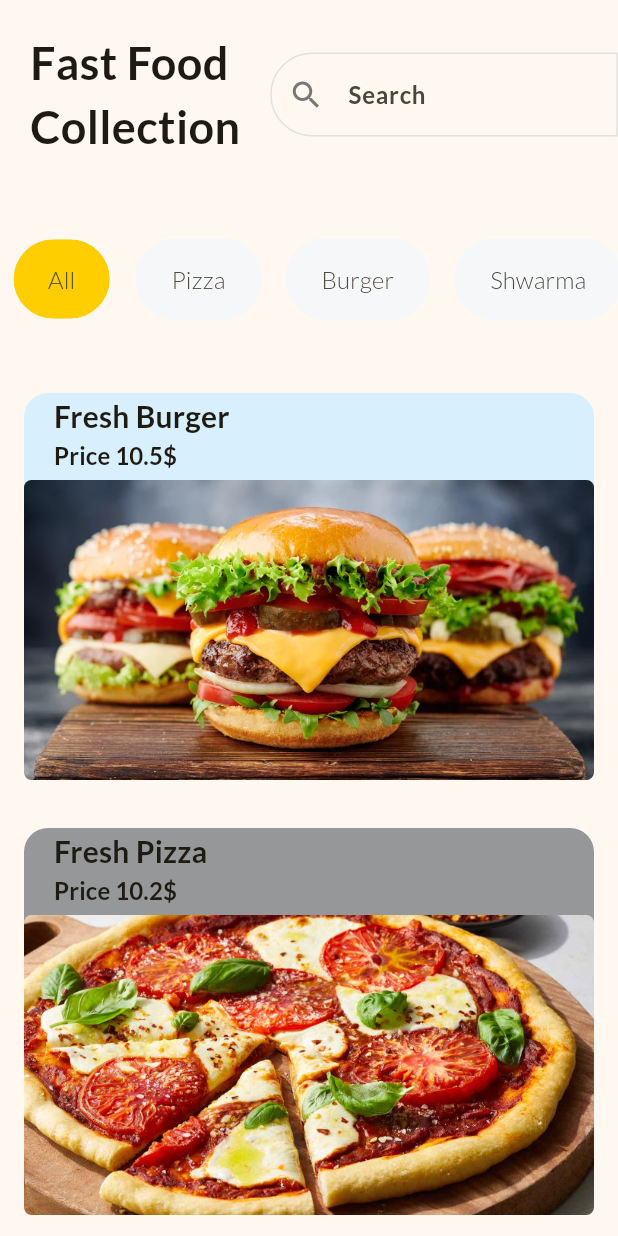
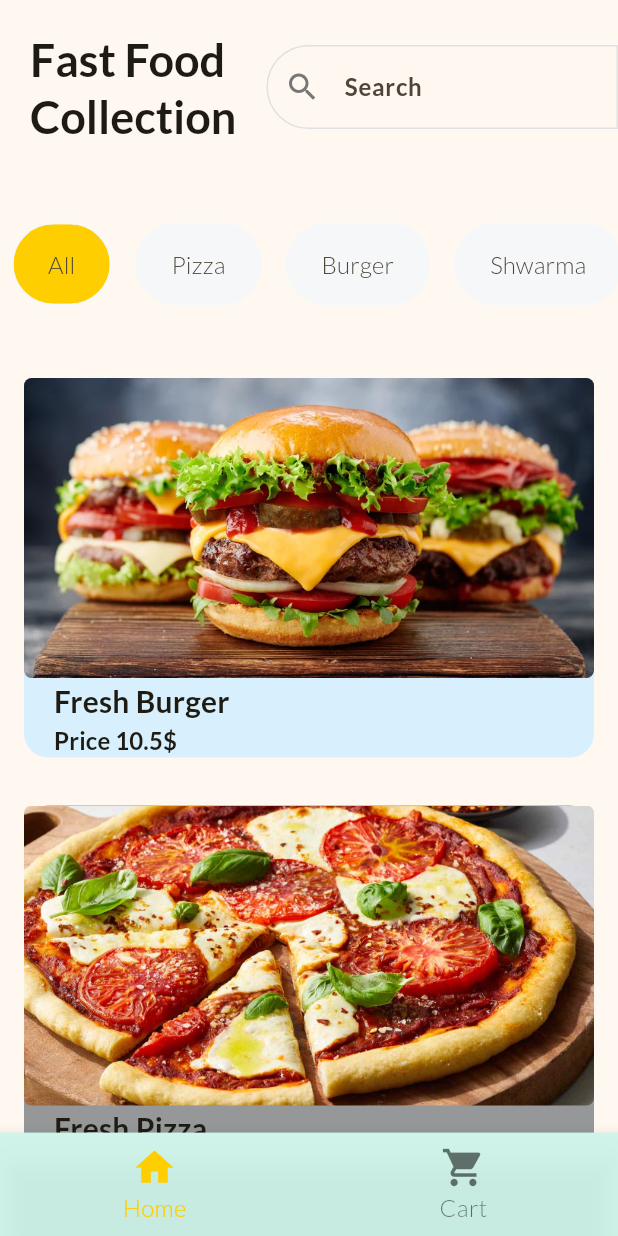
Before and after one commit to arslan-aslam-brw/simple_ecomrece_app_1, a Flutter app: the screen it shows after launch, on a phone screen of 412 x 824 dp. Run offline on Flutter 3.47's test engine with Material 3 defaults, Android fonts, the phone set to English and light mode, and no system bars.

Commit message:
lib/home_page.dart lib/items_container.dart lib/main.dart lib/product_detail.dart

```diff
--- a/lib/home_page.dart
+++ b/lib/home_page.dart
@@ -1,6 +1,7 @@
 import 'package:flutter/material.dart';
 import 'package:simple_ecomrece_app_1/items_container.dart';
 import 'package:simple_ecomrece_app_1/module_dummy_data.dart';
+import 'package:simple_ecomrece_app_1/product_detail.dart';
 
 class HomePage extends StatefulWidget {
   const HomePage({super.key});
@@ -42,18 +43,16 @@ class _HomePageState extends State<HomePage> {
       body: SafeArea(
         child: Column(
           children: [
-            const Row(
+            Row(
               children: [
                 Padding(
-                  padding: EdgeInsets.all(20.0),
-                  child: Text(
-                    "Fast Food\nCollection",
-                    style: TextStyle(fontWeight: FontWeight.bold, fontSize: 30),
-                  ),
+                  padding: const EdgeInsets.all(20.0),
+                  child: Text("Fast Food\nCollection",
+                      style: Theme.of(context).textTheme.titleLarge),
                 ),
 
                 /// expandig widget is used for to give particular widget same or more spaceor equally
-                Expanded(
+                const Expanded(
                   child: TextField(
                     decoration: InputDecoration(
                       hintText: 'Search',
@@ -90,6 +89,7 @@ class _HomePageState extends State<HomePage> {
                       onTap: () {
                         setState(() {
                           /// passing or assining selectedFilter to all array items
+                          /// like menu functionality
                           selectedFilters = filter;
                         });
                       },
@@ -97,6 +97,7 @@ class _HomePageState extends State<HomePage> {
                       /// Chip widget is mostly used for labling, custome labels,
                       /// Text decoration etc
                       child: Chip(
+                        /// changing color on selected things
                         backgroundColor: selectedFilters == filter
                             ? Theme.of(context).colorScheme.primary
                             : const Color.fromRGBO(245, 247, 249, 1),
@@ -116,19 +117,38 @@ class _HomePageState extends State<HomePage> {
               ),
             ),
 
+            /// I used Expanding, because I want to show it on remaing full screen
+            /// Because I not have plan or have any other thing aafter that so I use it
             Expanded(
               child: ListView.builder(
                 itemCount: products.length,
                 scrollDirection: Axis.vertical,
                 itemBuilder: (context, index) {
                   final product = products[index];
-                  return ProductCard(
+
+                  /// calling my created seprated widget with full created widget of container
+                  return GestureDetector(
+                    onTap: () {
+                      Navigator.of(context).push(MaterialPageRoute(
+                        builder: (context) => ProductDetailScreen(
+                          product: products[index],
+                        ),
+                      ));
+                    },
+                    child: ProductCard(
+                      /// caling constructor of my created widget
                       title: product['title'] as String,
+
+                      /// fetching data from my created dummyData class like as fetch from jsonFile
+                      /// or web API
                       price: product['price'] as double,
                       image: product['imageUrl'] as String,
+
+                      /// Changing color of every widget
                       backgroundColor: index.isEven
                           ? const Color.fromRGBO(216, 240, 253, 1)
                           : const Color.fromARGB(255, 149, 151, 152),
+                    ),
                   );
                 },
               ),
@@ -136,6 +156,29 @@ class _HomePageState extends State<HomePage> {
           ],
         ),
       ),
+
+      bottomNavigationBar: BottomNavigationBar(
+        showSelectedLabels: true,
+        showUnselectedLabels: true,
+        selectedFontSize: 16.0,
+        unselectedFontSize: 16.0,
+        iconSize: 30,
+        backgroundColor: const Color.fromARGB(214, 202, 245, 234),
+        items: [
+          BottomNavigationBarItem(
+              icon: const Icon(
+                Icons.home,
+              ),
+              label: 'Home',
+              backgroundColor: Theme.of(context).colorScheme.primary),
+          BottomNavigationBarItem(
+              icon: const Icon(
+                Icons.shopping_cart,
+              ),
+              label: 'Cart',
+              backgroundColor: Theme.of(context).colorScheme.primary),
+        ],
+      ),
     );
   }
 }
--- a/lib/items_container.dart
+++ b/lib/items_container.dart
@@ -24,6 +24,20 @@ class ProductCard extends StatelessWidget {
       child: Column(
         crossAxisAlignment: CrossAxisAlignment.start,
         children: [
+          Container(
+            height: 200,
+            decoration: BoxDecoration(
+              borderRadius: const BorderRadius.horizontal(
+                left: Radius.circular(5),
+                right: Radius.circular(5),
+              ),
+              image: DecorationImage(
+                image: AssetImage(image),
+                fit: BoxFit.cover,
+                alignment: Alignment.center,
+              ),
+            ),
+          ),
           Padding(
             padding: const EdgeInsets.symmetric(
               horizontal: 20.0,
@@ -42,23 +56,6 @@ class ProductCard extends StatelessWidget {
               style: Theme.of(context).textTheme.titleSmall,
             ),
           ),
-          const SizedBox(
-            height: 5,
-          ),
-          Container(
-            height: 200,
-            decoration: BoxDecoration(
-              borderRadius: const BorderRadius.horizontal(
-                left: Radius.circular(5),
-                right: Radius.circular(5),
-              ),
-              image: DecorationImage(
-                image: AssetImage(image),
-                fit: BoxFit.cover,
-                alignment: Alignment.center,
-              ),
-            ),
-          )
         ],
       ),
     );
--- a/lib/main.dart
+++ b/lib/main.dart
@@ -39,10 +39,11 @@ class MyApp extends StatelessWidget {
         /// textTheme
         textTheme: const TextTheme(
           titleMedium: TextStyle(fontSize: 20, fontWeight: FontWeight.bold),
-          titleSmall: TextStyle(
-            fontSize: 16,
-            fontWeight: FontWeight.bold,
-          ),
+          titleSmall: TextStyle(fontSize: 16, fontWeight: FontWeight.bold),
+          titleLarge: TextStyle(fontWeight: FontWeight.bold, fontSize: 30),
+        ),
+        appBarTheme: const AppBarTheme(
+          centerTitle: true,
         ),
       ),
       home: const HomePage(),
```
Also changed, not shown: lib/product_detail.dart (added, +127 -0 lines). Lines whose indentation alone changed are shown as unchanged.
